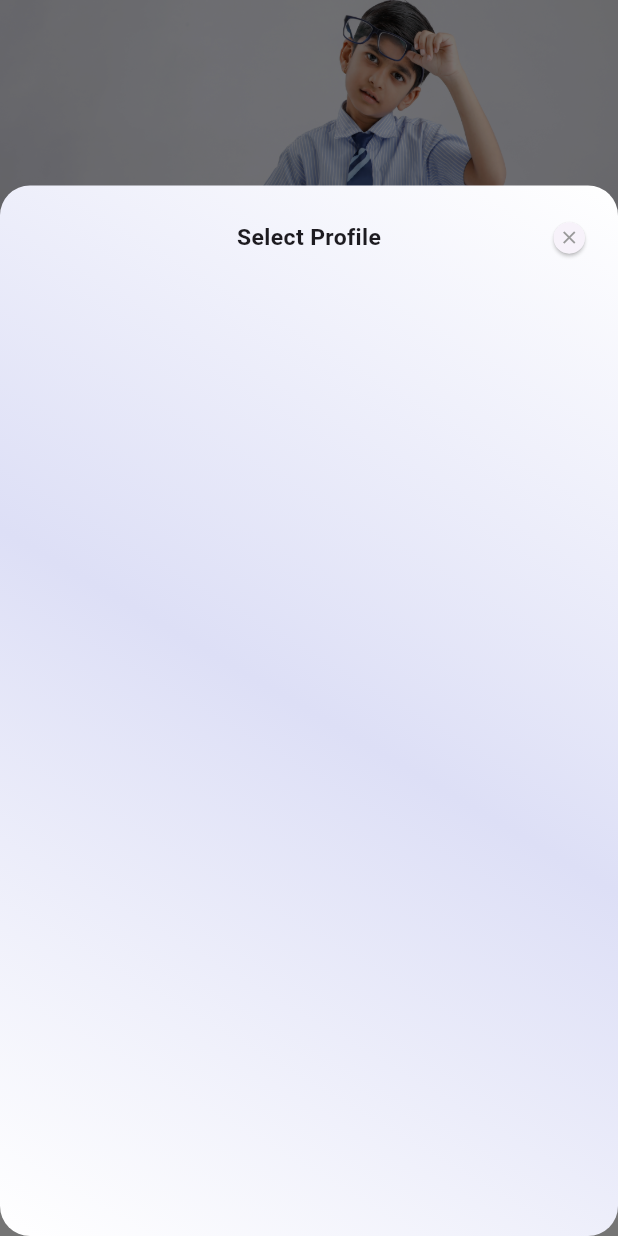
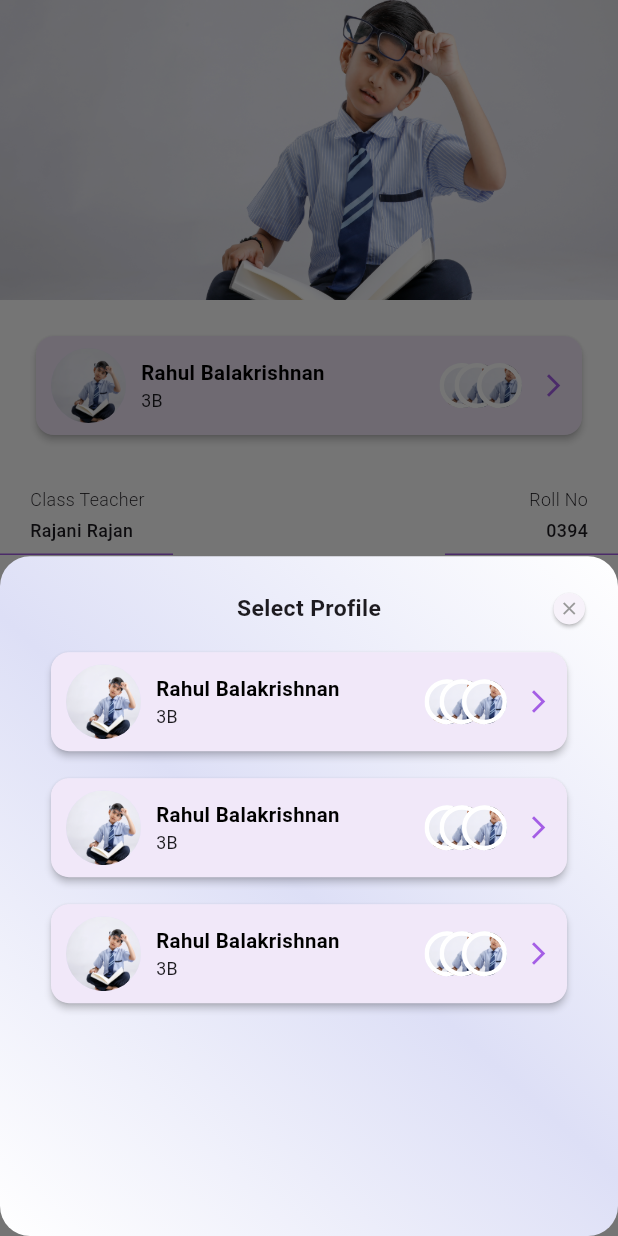
Before and after one commit to akshaykc222/mash_test, a Flutter app: the screen it shows after launch, after a tap on "Sign in", after a tap on "Rahul Balakrishnan", on a phone screen of 412 x 824 dp. Run offline on Flutter 3.47's test engine with Material 3 defaults, Android fonts, the phone set to English and light mode, and no system bars; our stand-ins replace bloc, cached_network_image, dio, equatable, firebase_messaging, fl_chart and 11 more; accounts and stored records are empty; network calls fail; Roboto replaces fonts that are missing (SofiPro); project files that could hold a hidden picture were left out.

Commit message:
dashboard profile fixed

```diff
--- /dev/null
+++ b/devtools_options.yaml
@@ -0,0 +1 @@
+extensions:
--- a/lib/mash/presentation/pages/auth/login_screen.dart
+++ b/lib/mash/presentation/pages/auth/login_screen.dart
@@ -13,7 +13,7 @@ import 'package:mash/mash/presentation/utils/app_size.dart';
 import 'package:mash/mash/presentation/utils/app_theme.dart';
 import 'package:mash/mash/presentation/utils/size_config.dart';
 import 'package:mash/mash/presentation/utils/size_utility.dart';
-import 'package:mash/mash/presentation/widgets/animted_button.dart';
+import 'package:mash/mash/presentation/widgets/buttons/animted_button.dart';
 import 'package:mash/mash/presentation/widgets/common_text_field.dart';
 import 'package:mash/mash/presentation/widgets/svg_asset_img.dart';
 
--- a/lib/mash/presentation/pages/dashboard/parent/widget/parent_dashboard_last_section.dart
+++ b/lib/mash/presentation/pages/dashboard/parent/widget/parent_dashboard_last_section.dart
@@ -1,5 +1,6 @@
 import 'package:flutter/material.dart';
 import 'package:mash/mash/presentation/pages/dashboard/parent/widget/subject_perfomance_widget.dart';
+import 'package:mash/mash/presentation/widgets/buttons/icon_button.dart';
 
 import '../../../../utils/app_colors.dart';
 import '../../../../utils/app_constants.dart';
@@ -25,7 +26,15 @@ class ParentDashboardLastSection extends StatelessWidget {
           _buildPerformanceSelectWidget(context),
           spacer30,
           const SubjectPerfomanceWidget(),
-          spacer30,
+          spacer40,
+          Align(
+            alignment: Alignment.center,
+            child: CustomIconButton(
+              name: 'View Dashboard',
+              onTap: () {},
+            ),
+          ),
+          spacer40,
           _wordOfTheDay(),
           spacer30,
           _newsAndArticles(context),
@@ -55,22 +64,31 @@ class ParentDashboardLastSection extends StatelessWidget {
           ],
         ),
         spacer20,
-        Container(
-          height: SizeUtility(context).height / 2.5,
+        SizedBox(
+          // height: SizeUtility(context).height / 2.5,
+
           width: SizeUtility(context).width,
           child: Card(
             child: Padding(
-              padding: EdgeInsets.symmetric(horizontal: 20),
+              padding: const EdgeInsets.only(bottom: 15),
               child: Column(
                 crossAxisAlignment: CrossAxisAlignment.start,
                 children: [
-                  Image.asset(
+                  ClipRRect(
+                    borderRadius: BorderRadius.circular(12),
+                    child: Image.asset(
                       'assets/images/student_dummy.png',
                       height: SizeUtility(context).height / 5.5,
                       width: SizeUtility(context).width,
                       fit: BoxFit.cover,
                     ),
+                  ),
                   spacer15,
+                  Padding(
+                    padding: const EdgeInsets.symmetric(horizontal: 20),
+                    child: Column(
+                      crossAxisAlignment: CrossAxisAlignment.start,
+                      children: [
                         Text(
                           'Mathematic Lab',
                           style: _titleStyle(),
@@ -84,14 +102,39 @@ class ParentDashboardLastSection extends StatelessWidget {
                           ),
                           maxLines: 2,
                         ),
-                  spacer15,
+                        spacer20,
                         Row(
+                          mainAxisAlignment: MainAxisAlignment.spaceBetween,
                           children: [
                             Text(
                               '19/03/2024',
                               style: _lightText(),
-                      )
+                            ),
+                            Text(
+                              '2 min read',
+                              style: _lightText(),
+                            ),
+                            Row(
+                              children: [
+                                Container(
+                                  height: 10,
+                                  width: 10,
+                                  decoration: BoxDecoration(
+                                    shape: BoxShape.circle,
+                                    color: AppColors.grey200,
+                                  ),
+                                ),
+                                spacerWidth4,
+                                Text(
+                                  'General',
+                                  style: _lightText(),
+                                ),
                               ],
+                            ),
+                          ],
+                        ),
+                      ],
+                    ),
                   )
                 ],
               ),
--- a/lib/mash/presentation/pages/dashboard/parent/widget/parent_dashboard_student_detail_widget.dart
+++ b/lib/mash/presentation/pages/dashboard/parent/widget/parent_dashboard_student_detail_widget.dart
@@ -36,14 +36,16 @@ class ParentDashboardStudentDetailWidget extends StatelessWidget {
         crossAxisAlignment: CrossAxisAlignment.start,
         children: [
           _buildInfoItem('Class Teacher', 'Rajani Rajan'),
-          _buildInfoItem('Roll No', '0394'),
+          _buildInfoItem('Roll No', '0394', isEnd: true),
         ],
       ),
     );
   }
 
-  Widget _buildInfoItem(String title, String value) {
+  Widget _buildInfoItem(String title, String value, {bool isEnd = false}) {
     return Column(
+      crossAxisAlignment:
+          isEnd ? CrossAxisAlignment.end : CrossAxisAlignment.start,
       children: [
         Text(
           title,
@@ -57,7 +59,7 @@ class ParentDashboardStudentDetailWidget extends StatelessWidget {
           value,
           style: const TextStyle(
             fontSize: 14,
-            fontWeight: FontWeight.w400,
+            fontWeight: FontWeight.w500,
           ),
         ),
       ],
@@ -95,7 +97,7 @@ class ParentDashboardStudentDetailWidget extends StatelessWidget {
           const SizedBox(width: 20),
           const Icon(Icons.chat_bubble_outline),
           const Spacer(),
-          _buildInfoItem('Class', 'LKG A')
+          _buildInfoItem('Class', 'LKG A', isEnd: true)
         ],
       ),
     );
@@ -136,11 +138,13 @@ class ParentDashboardStudentDetailWidget extends StatelessWidget {
           padding: const EdgeInsets.all(14),
           decoration: BoxDecoration(
             shape: BoxShape.circle,
+            color: AppColors.greyClr200,
             border: Border.all(
-              color: AppColors.textShadowWhite,
+              color: AppColors.white,
+              width: 2,
             ),
           ),
-          child: Stack(
+          child: const Stack(
             children: [
               SizedBox(
                 height: 170,
@@ -156,7 +160,7 @@ class ParentDashboardStudentDetailWidget extends StatelessWidget {
                 bottom: 0,
                 right: 0,
                 child: Padding(
-                  padding: const EdgeInsets.symmetric(vertical: 30),
+                  padding: EdgeInsets.symmetric(vertical: 30),
                   child: Column(
                     mainAxisAlignment: MainAxisAlignment.spaceBetween,
                     crossAxisAlignment: CrossAxisAlignment.center,
--- a/lib/mash/presentation/pages/dashboard/parent/widget/parent_dashboard_top_section.dart
+++ b/lib/mash/presentation/pages/dashboard/parent/widget/parent_dashboard_top_section.dart
@@ -1,13 +1,12 @@
 import 'package:flutter/material.dart';
 import 'package:mash/mash/presentation/pages/dashboard/parent/widget/parent_dashboard_student_detail_widget.dart';
-import 'package:mash/mash/presentation/utils/app_colors.dart';
-import 'package:mash/mash/presentation/widgets/common_bottom_sheet.dart';
+import 'package:mash/mash/presentation/pages/dashboard/parent/widget/student_profile_widget.dart';
+import 'package:mash/mash/presentation/widgets/buttons/icon_button.dart';
 
 import '../../../../utils/app_assets.dart';
 import '../../../../utils/app_constants.dart';
 import '../../../../utils/app_strings.dart';
-import '../../../../utils/size_utility.dart';
-import '../../../../widgets/svg_asset_img.dart';
+import '../../../../widgets/common_bottom_sheet.dart';
 
 class ParentDashboardTopSection extends StatelessWidget {
   const ParentDashboardTopSection({
@@ -18,102 +17,39 @@ class ParentDashboardTopSection extends StatelessWidget {
   Widget build(BuildContext context) {
     return Column(
       children: [
-        spacer26,
-        _buildSelectStudentWidget(context),
+        spacer20,
+        StudentProfileWidget(
+          onTap: () async {
+            _showModelSheet(context);
+          },
+        ),
         const ParentDashboardStudentDetailWidget(),
         _viewCalenderBtn(context),
       ],
     );
   }
 
-  Widget _viewCalenderBtn(BuildContext context) {
-    return ElevatedButton(
-      style: ElevatedButton.styleFrom(
-        fixedSize: Size(SizeUtility(context).width / 2, 45),
-        elevation: 2,
-        backgroundColor: AppColors.white,
-      ),
-      onPressed: () {},
-      child: Row(
-        mainAxisAlignment: MainAxisAlignment.center,
-        children: [
-          assetFromSvg(
-            AppAssets.timeTableIcon,
-            color: AppColors.primaryColor,
-          ),
-          spacerWidth10,
-          Text(
-            AppStrings.viewCalendar,
-            style: TextStyle(
-              fontSize: 16,
-              color: AppColors.black,
-              fontWeight: FontWeight.w400,
-            ),
-          )
-        ],
-      ),
+  Future<void> _showModelSheet(BuildContext context) {
+    return commonBottomSheet(
+      context,
+      child: ListView.separated(
+          itemBuilder: (context, index) {
+            return StudentProfileWidget(
+              onTap: () {},
+            );
+          },
+          separatorBuilder: (context, index) => spacer10,
+          itemCount: 3),
+      title: AppStrings.selectProfile,
+      height: 0.55,
     );
   }
 
-  Widget _buildSelectStudentWidget(BuildContext context) {
-    return Card(
-      margin: const EdgeInsets.symmetric(horizontal: 20),
-      child: ListTile(
-        onTap: () {
-          commonBottomSheet(
-            context,
-            title: AppStrings.selectProfile,
-            child: Container(
-              height: 300,
-              width: double.infinity,
-            ),
-          );
-        },
-        leading: const CircleAvatar(
-          radius: 25,
-          backgroundImage: AssetImage('assets/images/student_dummy.png'),
-        ),
-        title: const Text(
-          'Rahul Balakrishnan',
-          style: TextStyle(
-            fontSize: 16,
-            fontWeight: FontWeight.bold,
-          ),
-        ),
-        subtitle: const Text('3B'),
-        trailing: InkWell(
-          onTap: () {},
-          child: Icon(
-            Icons.arrow_forward_ios,
-            size: 18,
-            color: AppColors.primaryColor,
-          ),
-        ),
-      ),
-    );
-
-    //   Row(
-    //   mainAxisAlignment: MainAxisAlignment.spaceAround,
-    //   children: [
-    //     _buildSelectStudentProfileWidget(),
-    //     _buildSelectStudentProfileWidget(width: 70, height: 70),
-    //     _buildSelectStudentProfileWidget(),
-    //   ],
-    // );
-  }
-
-  Widget _buildSelectStudentProfileWidget(
-      {double height = 50, double? width = 50}) {
-    return Container(
-      height: height,
-      width: width,
-      decoration: const BoxDecoration(
-        shape: BoxShape.circle,
-        image: DecorationImage(
-          image: AssetImage('assets/images/student_dummy.png'),
-          fit: BoxFit.cover,
-        ),
-      ),
+  Widget _viewCalenderBtn(BuildContext context) {
+    return CustomIconButton(
+      onTap: () {},
+      icon: AppAssets.timeTableIcon,
+      name: AppStrings.viewCalendar,
     );
   }
 }
--- /dev/null
+++ b/lib/mash/presentation/pages/dashboard/parent/widget/student_profile_widget.dart
@@ -0,0 +1,112 @@
+import 'package:flutter/material.dart';
+
+import '../../../../utils/app_colors.dart';
+import '../../../../utils/app_constants.dart';
+
+class StudentProfileWidget extends StatelessWidget {
+  final VoidCallback onTap;
+  const StudentProfileWidget({super.key, required this.onTap});
+
+  @override
+  Widget build(BuildContext context) {
+    return GestureDetector(
+      onTap: onTap,
+      child: Container(
+        width: double.infinity,
+        padding: const EdgeInsets.symmetric(horizontal: 20),
+        child: Card(
+            elevation: 2,
+            surfaceTintColor: AppColors.primaryColor,
+            child: Padding(
+              padding: const EdgeInsets.symmetric(
+                horizontal: 10,
+                vertical: 8,
+              ),
+              child: Stack(
+                children: [
+                  Row(
+                    children: [
+                      const CircleAvatar(
+                        radius: 25,
+                        backgroundImage:
+                            AssetImage('assets/images/student_dummy.png'),
+                      ),
+                      spacerWidth10,
+                      Column(
+                        crossAxisAlignment: CrossAxisAlignment.start,
+                        children: [
+                          Text(
+                            'Rahul Balakrishnan',
+                            style: TextStyle(
+                              fontSize: 16,
+                              fontWeight: FontWeight.bold,
+                              color: AppColors.black,
+                            ),
+                          ),
+                          Text(
+                            '3B',
+                          ),
+                        ],
+                      ),
+                      spacerWidth30,
+                    ],
+                  ),
+
+                  Positioned(
+                    right: 55,
+                    // left: 0,
+                    bottom: 0,
+                    top: 0,
+                    child: _buildRoundedImage(),
+                  ),
+                  Positioned(
+                    right: 45,
+                    bottom: 0,
+                    top: 0,
+                    child: _buildRoundedImage(),
+                  ),
+                  // _buildRoundedImage
+                  Positioned(
+                    right: 30,
+                    bottom: 0,
+                    top: 0,
+                    child: _buildRoundedImage(),
+                  ),
+                  Positioned(
+                    right: 0,
+                    bottom: 0,
+                    top: 0,
+                    child: Icon(
+                      Icons.arrow_forward_ios,
+                      size: 18,
+                      color: AppColors.primaryColor,
+                    ),
+                  ),
+                ],
+              ),
+            )),
+      ),
+    );
+  }
+
+  Widget _buildRoundedImage() {
+    return ClipRRect(
+        borderRadius: BorderRadius.circular(30),
+        child: Container(
+          height: 30,
+          width: 30,
+          decoration: BoxDecoration(
+              color: Colors.red,
+              shape: BoxShape.circle,
+              border: Border.all(
+                color: AppColors.white,
+                width: 3,
+              ),
+              image: const DecorationImage(
+                  fit: BoxFit.cover,
+                  image: AssetImage(
+                    'assets/images/student_dummy.png',
+                  ))),
+        ));
+  }
+}
--- a/lib/mash/presentation/pages/home/widgets/progress_indicator_widget.dart
+++ b/lib/mash/presentation/pages/home/widgets/progress_indicator_widget.dart
@@ -25,8 +25,6 @@ class _ProgressIndicatorWidgetState extends State<ProgressIndicatorWidget>
   @override
   void initState() {
     controller = AnimationController(
-      /// [AnimationController]s can be created with `vsync: this` because of
-      /// [TickerProviderStateMixin].
       vsync: this,
       duration: const Duration(milliseconds: 2000),
     );
@@ -53,8 +51,10 @@ class _ProgressIndicatorWidgetState extends State<ProgressIndicatorWidget>
               ? CircularProgressIndicator(
                   value: initialAnimation.value,
                   color: AppColors.primaryColor,
+
                   backgroundColor: Colors.grey.withOpacity(0.4),
                   strokeWidth: 8,
+
                   // strokeAlign: BorderSide.strokeAlignInside,
                   strokeCap: StrokeCap.round,
                 )
--- a/lib/mash/presentation/router/app_pages.dart
+++ b/lib/mash/presentation/router/app_pages.dart
@@ -13,6 +13,8 @@ class AppPages {
   static const quizGetReadyScreen = '/quizGetReadyScreen';
 
   static const homeWorkDetailsScreen = '/homeWorkDetailsScreen';
+  static const noteScreen = '/noteDetailsScreen';
+
   static const quizQuestionPage = '/quizQuestionScreen';
   static const homeWorksViewScreen = '/homeWorksViewScreen';
   static const homeWorksViewDetailsScreen = '/homeWorksViewDetailsScreen';
--- a/lib/mash/presentation/router/router_config.dart
+++ b/lib/mash/presentation/router/router_config.dart
@@ -6,11 +6,11 @@ import 'package:mash/mash/presentation/pages/auth/otp_screen.dart';
 import 'package:mash/mash/presentation/pages/dashboard/parent/attendence_detail_screen.dart';
 import 'package:mash/mash/presentation/pages/home/addOn/add_on_screen.dart';
 import 'package:mash/mash/presentation/pages/home/addOn/addon_detail_screen.dart';
-import 'package:mash/mash/presentation/pages/home/homeWork/widgets/home_work_view_details.dart';
 import 'package:mash/mash/presentation/pages/home/homeWork/widgets/home_works_view.dart';
 import 'package:mash/mash/presentation/pages/home/homeWork/widgets/select_home_work_details_widget.dart';
 import 'package:mash/mash/presentation/pages/home/library/academic_detail_screen.dart';
 import 'package:mash/mash/presentation/pages/home/library/academics_screen.dart';
+import 'package:mash/mash/presentation/pages/home/notes/note_screen.dart';
 import 'package:mash/mash/presentation/pages/home/quiz/question_page.dart';
 import 'package:mash/mash/presentation/pages/home/quiz/quiz_get_ready_screen.dart';
 import 'package:mash/mash/presentation/pages/home/quiz/quiz_onboarding.dart';
@@ -111,9 +111,9 @@ class AppRouteManager {
       builder: (context, state) => const HomeworksView(),
     ),
     GoRoute(
-      name: AppPages.homeWorksViewDetailsScreen,
-      path: AppPages.homeWorksViewDetailsScreen,
-      builder: (context, state) => const HomeWorkViewDetailsScreen(),
+      name: AppPages.noteScreen,
+      path: AppPages.noteScreen,
+      builder: (context, state) => const NoteScreen(),
     ),
     GoRoute(path: home(), builder: _homePageRouteBuilder)
   ]);
--- a/lib/mash/presentation/utils/app_assets.dart
+++ b/lib/mash/presentation/utils/app_assets.dart
@@ -31,4 +31,5 @@ class AppAssets {
   static const homeWorkTabIcon = 'assets/icons/home_work_tab.svg';
   static const user = 'assets/icons/user.svg';
   static const password = 'assets/icons/password.svg';
+  static const addNote = 'assets/icons/add_note.svg';
 }
--- a/lib/mash/presentation/utils/app_theme.dart
+++ b/lib/mash/presentation/utils/app_theme.dart
@@ -11,6 +11,7 @@ class AppThemes {
       ),
       elevatedButtonTheme: ElevatedButtonThemeData(
         style: ElevatedButton.styleFrom(
+          shadowColor: AppColors.primaryColor.withOpacity(0.3),
           shape: RoundedRectangleBorder(borderRadius: BorderRadius.circular(8)),
           foregroundColor: AppColors.white,
           backgroundColor: AppColors.primaryColor,
@@ -32,10 +33,10 @@ class AppThemes {
       elevatedButtonTheme: ElevatedButtonThemeData(
         style: ElevatedButton.styleFrom(
             shape:
-            RoundedRectangleBorder(borderRadius: BorderRadius.circular(8)),
+                RoundedRectangleBorder(borderRadius: BorderRadius.circular(8)),
             foregroundColor: Colors.white,
             backgroundColor: Colors.purple),
       )
-    // fontFamily: GoogleFonts.montserrat().fontFamily
-  );
+      // fontFamily: GoogleFonts.montserrat().fontFamily
+      );
 }
--- /dev/null
+++ b/lib/mash/presentation/widgets/buttons/icon_button.dart
@@ -0,0 +1,56 @@
+import 'package:flutter/material.dart';
+import 'package:mash/mash/presentation/utils/app_colors.dart';
+import 'package:mash/mash/presentation/utils/size_utility.dart';
+
+import '../../utils/app_constants.dart';
+import '../svg_asset_img.dart';
+
+class CustomIconButton extends StatelessWidget {
+  final String name;
+  final String? icon;
+  final VoidCallback onTap;
+  const CustomIconButton(
+      {super.key, required this.name, this.icon, required this.onTap});
+
+  @override
+  Widget build(BuildContext context) {
+    return ElevatedButton(
+      style: ElevatedButton.styleFrom(
+        fixedSize: Size(SizeUtility(context).width / 2, 45),
+        elevation: 2,
+        backgroundColor: AppColors.white,
+      ),
+      onPressed: onTap,
+      child: Row(
+        mainAxisAlignment: MainAxisAlignment.center,
+        children: [
+          icon != null
+              ? assetFromSvg(
+                  icon!,
+                  color: AppColors.primaryColor,
+                )
+              : const SizedBox(),
+          spacerWidth10,
+          Text(
+            name,
+            style: TextStyle(
+              fontSize: 16,
+              color: AppColors.black,
+              fontWeight: FontWeight.w400,
+            ),
+          ),
+          icon == null
+              ? Padding(
+                  padding: const EdgeInsets.only(left: 8.0),
+                  child: Icon(
+                    Icons.arrow_forward_ios,
+                    color: AppColors.primaryColor,
+                    size: 16,
+                  ),
+                )
+              : const SizedBox(),
+        ],
+      ),
+    );
+  }
+}
--- a/lib/mash/presentation/widgets/common_bottom_sheet.dart
+++ b/lib/mash/presentation/widgets/common_bottom_sheet.dart
@@ -1,12 +1,10 @@
 import 'package:flutter/material.dart';
 import 'package:mash/mash/presentation/utils/app_colors.dart';
-import 'package:mash/mash/presentation/utils/app_constants.dart'; // Assuming you have defined AppColors in this file
+import 'package:mash/mash/presentation/utils/app_constants.dart';
+import 'package:mash/mash/presentation/utils/size_utility.dart'; // Assuming you have defined AppColors in this file
 
-Future<void> commonBottomSheet(
-  BuildContext context, {
-  required Widget child,
-  required String title,
-}) {
+Future<void> commonBottomSheet(BuildContext context,
+    {required Widget child, required String title, double height = 0.85}) {
   return showModalBottomSheet(
     isDismissible: true,
     isScrollControlled: true,
@@ -33,7 +31,7 @@ Future<void> commonBottomSheet(
           bottom: MediaQuery.of(context).viewInsets.bottom,
         ),
         child: SizedBox(
-          height: MediaQuery.of(context).size.height * 0.85,
+          height: SizeUtility(context).height * height,
           width: double.infinity,
           child: Padding(
             padding: const EdgeInsets.symmetric(horizontal: 10),
```
Also changed, not shown: lib/mash/domain/entities/home_work_Item_data.dart (added, +11 -0 lines), lib/mash/presentation/pages/home/homeWork/home_work_screen.dart (+25 -14 lines), lib/mash/presentation/pages/home/homeWork/widgets/home_work_field.dart (added, +60 -0 lines), lib/mash/presentation/pages/home/homeWork/widgets/select_home_work_details_widget.dart (+4 -54 lines), lib/mash/presentation/pages/home/notes/note_screen.dart (added, +100 -0 lines), assets/icons/add_note.svg (added), lib/mash/presentation/widgets/buttons/animted_button.dart (renamed from lib/mash/presentation/widgets/animted_button.dart). Lines whose indentation alone changed are shown as unchanged.
